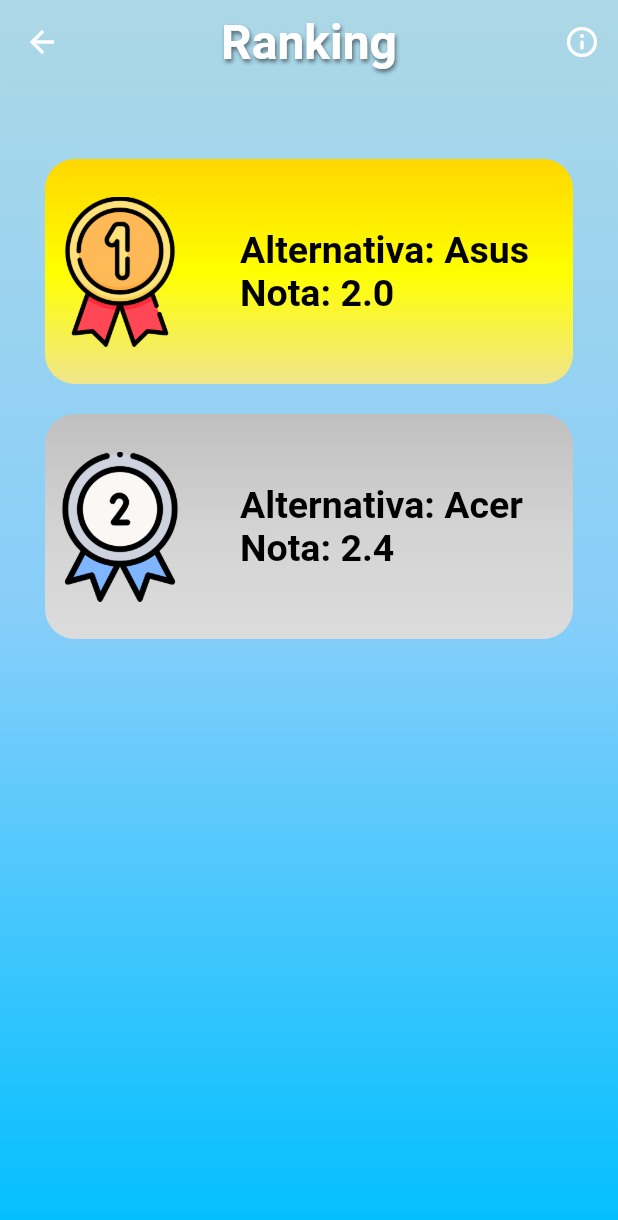
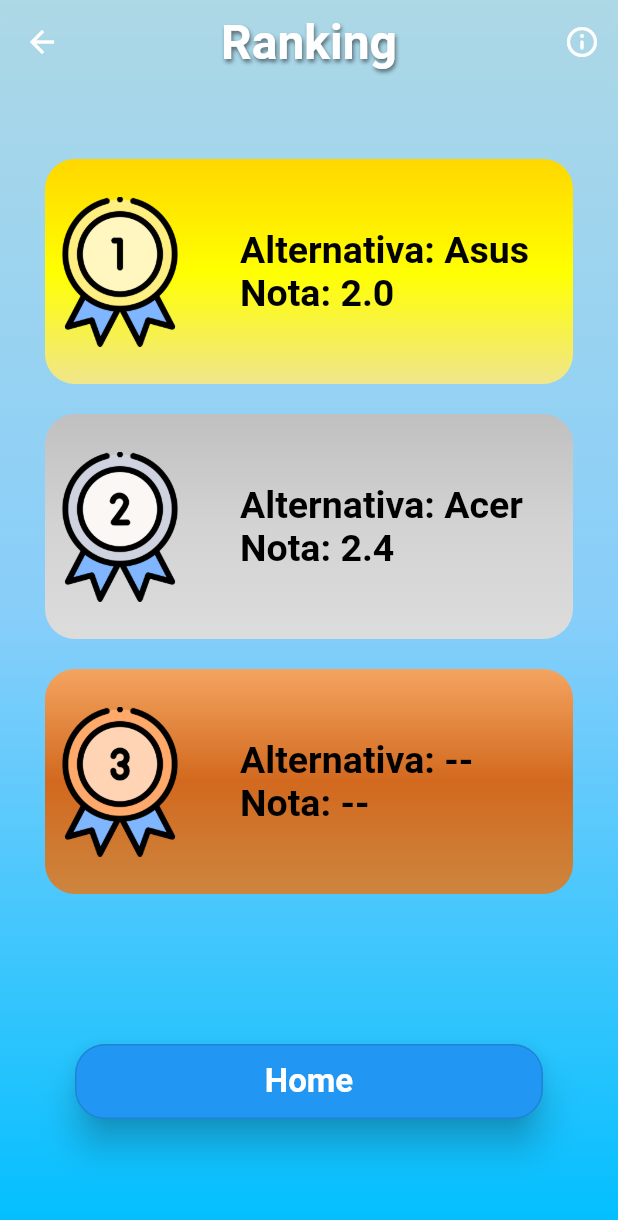
Before and after one commit to wesley-marcos/fetinTest, a Flutter app: the Output screen opened directly, on a phone screen of 412 x 824 dp. Shown: the top 1220 px of the screen. Run offline on Flutter 3.47's test engine with Material 2 defaults, Android fonts, the phone set to English and light mode, and no system bars; our stand-ins replace google_fonts.

Commit message:
front 08.06

```diff
--- a/lib/basic_templates/appColors.dart
+++ b/lib/basic_templates/appColors.dart
@@ -22,4 +22,8 @@ class AppColors {
   static const Color silver = Color(0xFFC0C0C0);
   static const Color lighsilver = Color(0xFFD3D3D3);
   static const Color gainsboro = Color(0xFFDCDCDC);
+  static const Color peru = Color(0xFFCD853F);
+  static const Color chocolate = Color(0xFFD2691E);
+  static const Color sienna = Color(0xFFA0522D);
+  static const Color say = Color(0xFFF4A460);
 }
--- a/lib/main.dart
+++ b/lib/main.dart
@@ -3,6 +3,8 @@ import 'package:hash_test/alternatives_input.dart';
 import 'package:hash_test/components/alternatives.dart';
 import 'package:hash_test/components/criteria.dart';
 import 'package:provider/provider.dart';
+
+import 'basic_templates/initial_screen.dart';
 
 void main() {
   runApp(MultiProvider(
@@ -29,7 +31,7 @@ class MyApp extends StatelessWidget {
       debugShowCheckedModeBanner: false,
       title: 'Flutter Demo',
       //color: AppColors.purple,
-      home: InputAlternatives(),
+      home: InitialScreen(),
     );
   }
 }
--- a/lib/output.dart
+++ b/lib/output.dart
@@ -3,8 +3,10 @@ import 'dart:ui';
 import 'package:flutter/material.dart';
 import 'package:flutter/material.dart';
 import 'package:hash_test/basic_templates/app_text_styles.dart';
+import 'package:hash_test/basic_templates/initial_screen.dart';
 import 'package:hash_test/components/criteria.dart';
 import 'package:provider/provider.dart';
+import 'alternatives_input.dart';
 import 'basic_templates/appColors.dart';
 
 class Output extends StatefulWidget {
@@ -18,7 +20,7 @@ class Output extends StatefulWidget {
 
 class _OutputState extends State<Output> {
   @override
-  //Criteria listCriteria = Provider.of<Criteria>(context, listen: false);
+
   final _name_controller = TextEditingController();
   final _note_controller = TextEditingController();
 
@@ -202,6 +204,88 @@ class _OutputState extends State<Output> {
                     ],
                   ),
                 ),
+
+                const SizedBox(
+                  height: 20,
+                ),
+
+                Container(
+                  alignment: Alignment.center,
+                  height: 150,
+                  decoration: BoxDecoration(
+                    gradient: LinearGradient(
+                      colors: [
+                        AppColors.peru,
+                        AppColors.chocolate,
+                        AppColors.say,
+                      ],
+                      begin: Alignment.bottomCenter,
+                      end: Alignment.topCenter,
+                    ),
+                    borderRadius: BorderRadius.circular(20),
+                  ),
+                  child: Row(
+                    mainAxisAlignment: MainAxisAlignment.start,
+                    crossAxisAlignment: CrossAxisAlignment.center,
+                    children: [
+                      Container(
+                        alignment: Alignment.center,
+                        height: 100,
+                        width: 100,
+                        child: Image.asset("Images/3rd.png"),
+                      ),
+                      SizedBox(
+                        width: 30,
+                      ),
+                      const Text(
+                        "Alternativa: --\nNota: --",
+                        style: TextStyle(
+                          color: Colors.black,
+                          fontWeight: FontWeight.bold,
+                          fontSize: 25,
+                        ),
+                      ),
+                    ],
+                  ),
+                ),
+
+                const SizedBox(
+                  height: 100,
+                ),
+
+                Padding(
+                  padding:
+                  const EdgeInsets.only(bottom: 20.0, left: 20, right: 20),
+                  child: ElevatedButton(
+                    style: ElevatedButton.styleFrom(
+                      backgroundColor: Colors.blue,
+                      elevation: 10,
+                      fixedSize: const Size(230, 50),
+                      side: const BorderSide(color: Colors.black12),
+                      shape: const RoundedRectangleBorder(
+                          borderRadius:
+                          BorderRadiusDirectional.all(Radius.circular(20))),
+                    ),
+                    onPressed: () {
+                      Navigator.push(
+                        context,
+                        MaterialPageRoute(
+                            builder: (context) => const InitialScreen()),
+                      );
+                    },
+                    child: const Padding(
+                      padding: EdgeInsets.only(left: 15.0, right: 15),
+                      child: Text(
+                        "Home",
+                        style: TextStyle(
+                          fontSize: 22,
+                          color: Colors.white,
+                          fontWeight: FontWeight.bold,
+                        ),
+                      ),
+                    ),
+                  ),
+                ),
               ],
             ),
           );
@@ -209,4 +293,8 @@ class _OutputState extends State<Output> {
       ),
     );
   }
+
+  void goToPreviousPageAndClear(BuildContext context) {
+    Navigator.popUntil(context, (route) => route.isFirst);
+  }
 }
```
Also changed, not shown: lib/basic_templates/initial_screen.dart (added, +117 -0 lines), lib/components/criteria.dart (+12 -0 lines), Images/1st.png, Images/man_profile.png (added).
